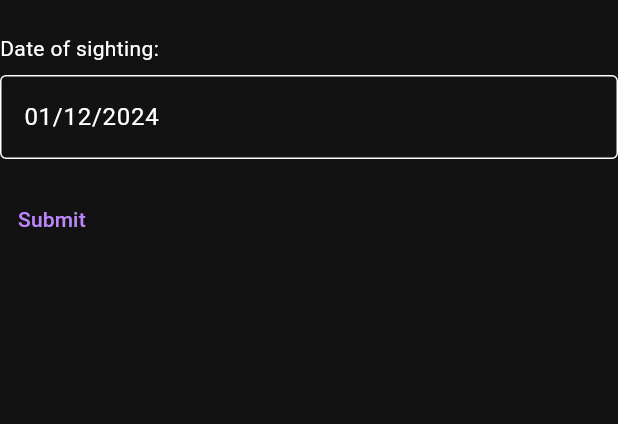
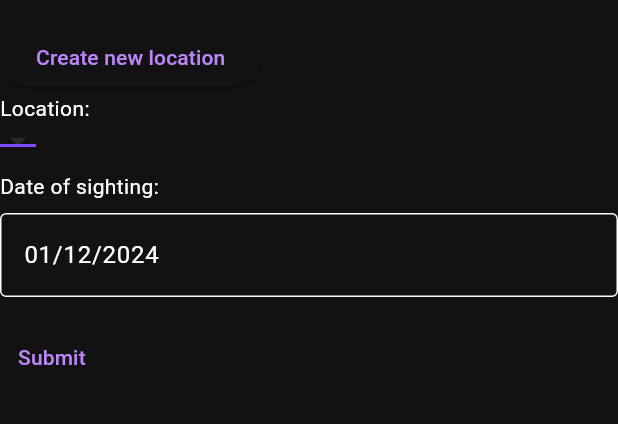
Before and after one commit to SpeedyCodes/salamander-tracking-frontend, a Flutter app: the NewSightingScreen screen opened directly with empty values, after a tap on "Submit", on a phone screen of 412 x 824 dp, the part 63-487 px from its top. Run offline on Flutter 3.47's test engine with Material 3 defaults, Android fonts, the light colour scheme and no system bars; our stand-ins replace image_picker, shared_preferences; missing offline and left inert: shared_preferences_android, shared_preferences_ios; accounts and stored records are empty; network calls fail.

Commit message:
first location stuff

```diff
--- a/lib/main.dart
+++ b/lib/main.dart
@@ -128,7 +128,7 @@ class _SightingsPageState extends State<SightingsPage> {
           itemBuilder: (BuildContext context, int index) {
             return ListTile(
               title: Text(sightings[index].individual!.name),
-              subtitle: Text(formatDate(sightings[index].date)),
+              subtitle: Text("Spotted at ${sightings[index].location!.name} on ${formatDate(sightings[index].date)}"),
               onTap: (){
                 Navigator.push(
                   context,
@@ -192,7 +192,7 @@ class _SightingsPageState extends State<SightingsPage> {
             refresh();
           });
         },
-        tooltip: 'Increment',
+        tooltip: 'Add a new sighting',
         child: const Icon(Icons.add),
       ),
       bottomNavigationBar: NavigationBar(
--- /dev/null
+++ b/lib/models/location.dart
@@ -0,0 +1,33 @@
+// generated by https://app.quicktype.io/
+import 'dart:convert';
+
+
+List<Location> locationsFromJson(String str) => List<Location>.from(json.decode(str).map((x) => Location.fromJson(x)));
+
+Location locationFromJson(String str) => Location.fromJson(json.decode(str));
+
+String locationToJson(Location data) => json.encode(data.toJson());
+
+class Location {
+    int? id;
+    String name;
+    List<int> preciseLocation;
+
+    Location({
+        this.id,
+        required this.name,
+        required this.preciseLocation,
+    });
+
+    factory Location.fromJson(Map<String, dynamic> json) => Location(
+        id: json["id"],
+        name: json["name"],
+        preciseLocation: List<int>.from(json["precise_location"].map((x) => x)),
+    );
+
+    Map<String, dynamic> toJson() => {
+        "id": id,
+        "name": name,
+        "precise_location": List<dynamic>.from(preciseLocation.map((x) => x)),
+    };
+}
--- a/lib/models/sighting.dart
+++ b/lib/models/sighting.dart
@@ -2,6 +2,7 @@
 
 import 'dart:convert';
 import 'package:salamander_tracker/models/individual.dart';
+import 'package:salamander_tracker/models/location.dart';
 import 'package:salamander_tracker/utils.dart';
 
 
@@ -15,6 +16,7 @@ class Sighting {
     int individualId;
     String? individualName;
     Individual? individual;
+    Location? location;
 
     Sighting({
         required this.id,
@@ -22,6 +24,7 @@ class Sighting {
         required this.individualId,
         required this.individualName,
         this.individual,
+        this.location,
     });
 
     factory Sighting.fromJson(Map<String, dynamic> json) => Sighting(
@@ -30,6 +33,7 @@ class Sighting {
         individualId: json["individual_id"],
         individualName: json["individual_name"],
         individual: json["individual"] == null ? null : Individual.fromJson(json["individual"]),
+        location: json["location"] == null ? null : Location.fromJson(json["location"]),
     );
 
     Map<String, dynamic> toJson() => {
--- a/lib/new_sighting_screen.dart
+++ b/lib/new_sighting_screen.dart
@@ -1,20 +1,43 @@
 import 'dart:convert';
 import 'package:flutter/material.dart';
 import 'package:http/http.dart' as http;
+import 'package:salamander_tracker/models/location.dart';
+import 'package:salamander_tracker/new_location_screen.dart';
 import 'globals.dart' as globals;
+import 'package:salamander_tracker/utils.dart';
 
-class NewSightingScreen extends StatelessWidget {
+class NewSightingScreen extends StatefulWidget {
   final int? individualId;
   final int sightingId;
-  NewSightingScreen(
-      {super.key, required this.individualId, required this.sightingId});
+  const NewSightingScreen({super.key, required this.individualId, required this.sightingId});
 
+  @override
+  State<NewSightingScreen> createState() => _NewSightingScreenState();
+}
+
+class _NewSightingScreenState extends State<NewSightingScreen> {
   final GlobalKey<FormState> _formKey = GlobalKey<FormState>();
 
   String nickname = '';
 
+  List<Location> locations = [];
+  Location? locationSelected = null;
+
   DateTime spottedAt = DateTime.now();
 
+  @override
+  void initState() {
+    super.initState();
+    fetchLocations().then(
+      (value) => setState(() {
+        locations = value;
+        locationSelected = locations.isEmpty ? null : locations[0];
+      }),
+    );
+  }
+
+
+  // on init, fetch locations
   @override
   Widget build(BuildContext context) {
     return Scaffold(
@@ -26,10 +49,60 @@ class NewSightingScreen extends StatelessWidget {
           child: Column(
             crossAxisAlignment: CrossAxisAlignment.start,
             children: <Widget>[
-              individualId == null
+              // ElevatedButton(onPressed: (){
+              //   Navigator.push(
+              //             context,
+              //             MaterialPageRoute(
+              //                 builder: (context) =>
+              //                     const LocationPicker()),
+              //           );
+              // }, child: const Text('Pick location')),
+              ElevatedButton(
+                  onPressed: () {
+                    Navigator.push(
+                      context,
+                      MaterialPageRoute(
+                          builder: (context) => NewLocationScreen()),
+                    ).then(
+                      (value) => {
+                        if (value != null)
+                          {
+                            setState(() {
+                              locations.add(value as Location);
+                              locationSelected = value;
+                            })
+                          }
+                      },
+                    );
+
+                  },
+                  child: const Text('Create new location')),
+              const Text('Location:'),
+              DropdownButton<Location>(
+                value: locationSelected,
+                elevation: 16,
+                style: const TextStyle(color: Colors.deepPurple),
+                underline: Container(
+                  height: 2,
+                  color: Colors.deepPurpleAccent,
+                ),
+                onChanged: (Location? value) {
+                  // This is called when the user selects an item.
+                  setState(() {
+                    locationSelected = value!;
+                  });
+                },
+                items: locations.map<DropdownMenuItem<Location>>((Location location) {
+                  return DropdownMenuItem<Location>(
+                    value: location,
+                    child: Text(location.name),
+                  );
+                }).toList(),
+              ),
+              widget.individualId == null
                   ? const Text('Nickname for the newly created salamander:')
                   : Container(),
-              individualId == null
+              widget.individualId == null
                   ? TextFormField(
                       onSaved: (String? value) {
                         nickname = value!;
@@ -60,35 +133,26 @@ class NewSightingScreen extends StatelessWidget {
                   onPressed: () {
                     if (_formKey.currentState!.validate()) {
                       _formKey.currentState!.save();
-                      if (individualId == null) {
-                        http
+                      String url = widget.individualId == null
+                          ? '${globals.serverAddress}/confirm/${widget.sightingId}?'
+                          : '${globals.serverAddress}/confirm/${widget.sightingId}?individual_id=${widget.individualId}';
+                      Map body = {
+                        'spotted_at': spottedAt.toIso8601String(),
+                      };
+                      if (locationSelected != null) {
+                        url += '&location_id=${locationSelected!.id}';
+                      }
+                      if (widget.individualId == null) {
+                        body['nickname'] = nickname;
+                      }
+                      http
                             .post(
-                          Uri.parse(
-                              '${globals.serverAddress}/confirm/$sightingId'),
-                          headers: {
-                            'Content-Type': 'application/json',
-                          },
-                          body: jsonEncode(<String, String>{
-                            'nickname': nickname,
-                            'spotted_at': spottedAt.toIso8601String()
-                          }),
-                        )
+                                Uri.parse(url),
+                                headers: {'Content-Type': 'application/json'},
+                                body: json.encode(body))
                             .then((response) {
                           Navigator.popUntil(context, ModalRoute.withName('/'));
                         });
-                      } else {
-                        http
-                            .post(
-                                Uri.parse(
-                                    '${globals.serverAddress}/confirm/$sightingId?individual_id=$individualId'),
-                                headers: {'Content-Type': 'application/json'},
-                                body: json.encode({
-                                  'spotted_at': spottedAt.toIso8601String()
-                                }))
-                            .then((response) {
-                          Navigator.popUntil(context, ModalRoute.withName('/'));
-                        });
-                      }
                     }
                   },
                   child: const Text('Submit'),
--- a/lib/utils.dart
+++ b/lib/utils.dart
@@ -1,4 +1,7 @@
 import 'package:intl/intl.dart';
+import 'package:salamander_tracker/models/location.dart';
+import 'globals.dart' as globals;
+import 'package:http/http.dart' as http;
 
 String formatDate(DateTime dt){
   final DateFormat formatter = DateFormat('dd-MM-yyyy');
@@ -8,3 +11,11 @@ DateTime parseDate(String dt){
   final DateFormat formatter = DateFormat("EEE, dd MMM yyyy HH:mm:ss 'GMT'");
   return formatter.parse(dt);
 }
+
+Future<List<Location>> fetchLocations() async{
+  final response = await http.get(Uri.parse('${globals.serverAddress}/locations'));
+  if(response.statusCode == 200){
+    return locationsFromJson(response.body);
+  }
+  return [];
+}
```
Also changed, not shown: lib/new_location_screen.dart (added, +61 -0 lines).
